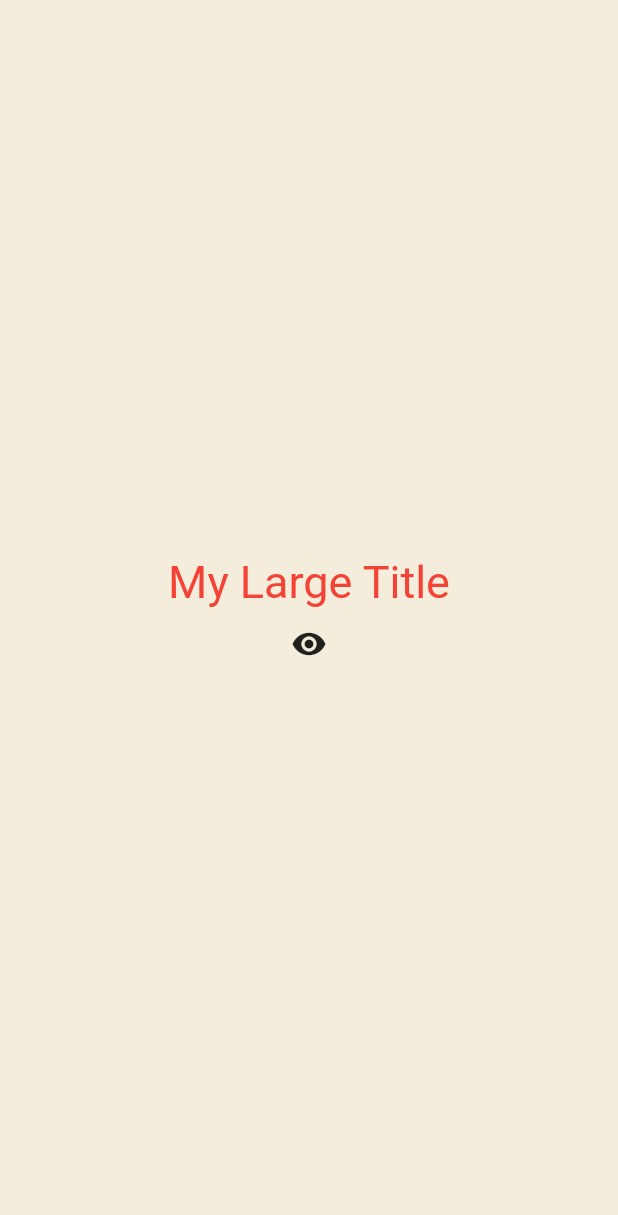
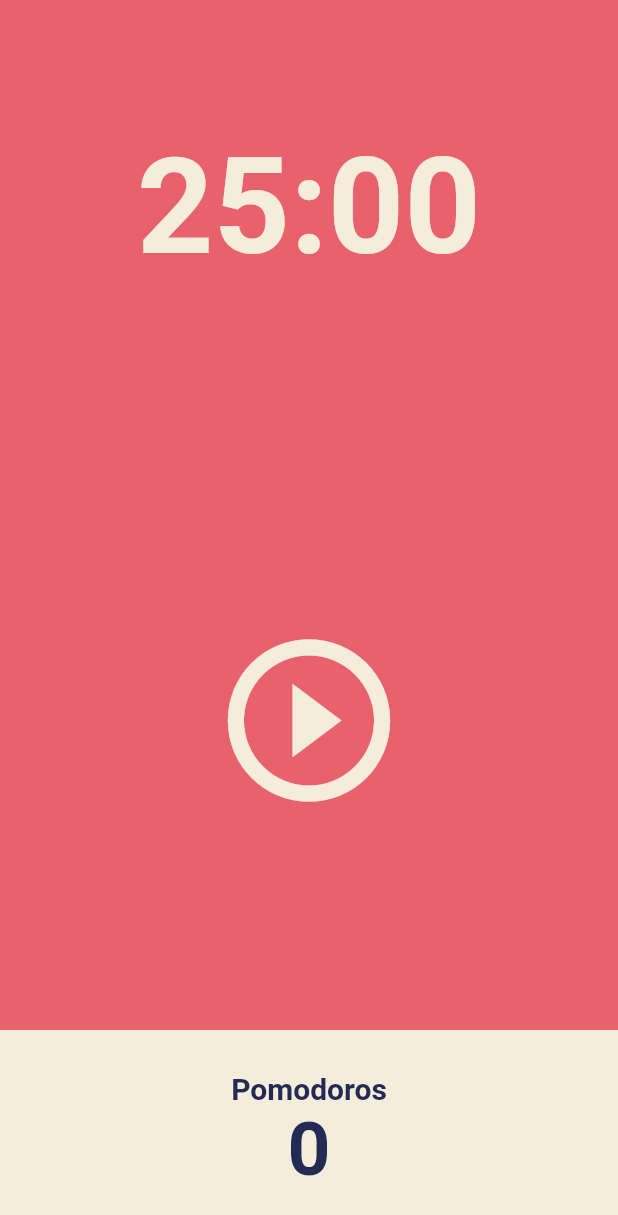
Before and after one commit to qusalsdn/toonflix, a Flutter app: the screen it shows after launch, on a phone screen of 412 x 824 dp. Shown: the top 1215 px of the screen. Run offline on Flutter 3.47's test engine with Material 2 defaults, Android fonts, the phone set to English and light mode, and no system bars.

Commit message:
Pomodoro App(User Interface)

```diff
--- a/lib/main.dart
+++ b/lib/main.dart
@@ -1,4 +1,5 @@
 import 'package:flutter/material.dart';
+import 'package:toonflix/screens/home_screen.dart';
 
 void main() {
   runApp(const App());
@@ -157,6 +158,89 @@ void main() {
 // }
 
 // Stateful widget은 위젯에 데이터를 저장하고 실시간으로 데이터의 변화를 볼 수 있다.
+// class App extends StatefulWidget {
+//   const App({super.key});
+
+//   @override
+//   State<App> createState() => _AppState();
+// }
+
+// class _AppState extends State<App> {
+//   bool showTitle = true;
+
+//   void toggleTitle() {
+//     setState(() {
+//       showTitle = !showTitle;
+//     });
+//   }
+
+//   @override
+//   Widget build(BuildContext context) {
+//     return MaterialApp(
+//       theme: ThemeData(
+//         textTheme: const TextTheme(
+//           titleLarge: TextStyle(
+//             color: Colors.red,
+//           ),
+//         ),
+//       ),
+//       home: Scaffold(
+//         backgroundColor: const Color(0xFFF4EDDB),
+//         body: Center(
+//           child: Column(
+//             mainAxisAlignment: MainAxisAlignment.center,
+//             children: [
+//               showTitle ? const MyLargeTitle() : const Text('nothing'),
+//               IconButton(
+//                   onPressed: toggleTitle,
+//                   icon: const Icon(Icons.remove_red_eye))
+//             ],
+//           ),
+//         ),
+//       ),
+//     );
+//   }
+// }
+
+// class MyLargeTitle extends StatefulWidget {
+//   const MyLargeTitle({
+//     super.key,
+//   });
+
+//   @override
+//   State<MyLargeTitle> createState() => _MyLargeTitleState();
+// }
+
+// class _MyLargeTitleState extends State<MyLargeTitle> {
+//   // initState는 부모 요소에 의존하는 데이터를 초기화해야 할 때 사용한다.
+//   // initState 매소드는 항상 build 메소드보다 먼저 호출되어야 하며 오직 단 한 번만 호출된다.
+//   @override
+//   void initState() {
+//     super.initState();
+//     print('initState');
+//   }
+
+//   // dispose 메소드는 위젯이 스크린에서 제거될 때 호출되는 메소드이다.
+//   @override
+//   void dispose() {
+//     super.dispose();
+//     print('dispose');
+//   }
+
+//   @override
+//   Widget build(BuildContext context) {
+//     print('build');
+//     return Text(
+//       'My Large Title',
+//       style: TextStyle(
+//         fontSize: 30,
+//         // context를 이용하면 부모요소에 접근할 수 있다.
+//         color: Theme.of(context).textTheme.titleLarge?.color,
+//       ),
+//     );
+//   }
+// }
+
 class App extends StatefulWidget {
   const App({super.key});
 
@@ -165,77 +249,20 @@ class App extends StatefulWidget {
 }
 
 class _AppState extends State<App> {
-  bool showTitle = true;
-
-  void toggleTitle() {
-    setState(() {
-      showTitle = !showTitle;
-    });
-  }
-
   @override
   Widget build(BuildContext context) {
     return MaterialApp(
-      theme: ThemeData(
-        textTheme: const TextTheme(
-          titleLarge: TextStyle(
-            color: Colors.red,
+        theme: ThemeData(
+          colorScheme: ColorScheme.fromSwatch(
+            backgroundColor: const Color(0xFFE7626C),
           ),
+          textTheme: const TextTheme(
+            displayLarge: TextStyle(
+              color: Color(0xFF232B55),
+            ),
+          ),
+          cardColor: const Color(0xFFF4EDDB),
         ),
-      ),
-      home: Scaffold(
-        backgroundColor: const Color(0xFFF4EDDB),
-        body: Center(
-          child: Column(
-            mainAxisAlignment: MainAxisAlignment.center,
-            children: [
-              showTitle ? const MyLargeTitle() : const Text('nothing'),
-              IconButton(
-                  onPressed: toggleTitle,
-                  icon: const Icon(Icons.remove_red_eye))
-            ],
-          ),
-        ),
-      ),
-    );
+        home: const HomeScreen());
   }
 }
-
-class MyLargeTitle extends StatefulWidget {
-  const MyLargeTitle({
-    super.key,
-  });
-
-  @override
-  State<MyLargeTitle> createState() => _MyLargeTitleState();
-}
-
-class _MyLargeTitleState extends State<MyLargeTitle> {
-  // initState는 부모 요소에 의존하는 데이터를 초기화해야 할 때 사용한다.
-  // initState 매소드는 항상 build 메소드보다 먼저 호출되어야 하며 오직 단 한 번만 호출된다.
-  @override
-  void initState() {
-    super.initState();
-    print('initState');
-  }
-
-  // dispose 메소드는 위젯이 스크린에서 제거될 때 호출되는 메소드이다.
-  @override
-  void dispose() {
-    super.dispose();
-    print('dispose');
-  }
-
-  @override
-  Widget build(BuildContext context) {
-    print('build');
-    return Text(
-      'My Large Title',
-      style: TextStyle(
-        fontSize: 30,
-        // context를 이용하면 부모요소에 접근할 수 있다.
-        color: Theme.of(context).textTheme.titleLarge?.color,
-      ),
-    );
-  }
-}
--- /dev/null
+++ b/lib/screens/home_screen.dart
@@ -0,0 +1,88 @@
+import 'package:flutter/material.dart';
+
+class HomeScreen extends StatefulWidget {
+  const HomeScreen({super.key});
+
+  @override
+  State<HomeScreen> createState() => _HomeScreenState();
+}
+
+class _HomeScreenState extends State<HomeScreen> {
+  @override
+  Widget build(BuildContext context) {
+    return Scaffold(
+      backgroundColor: Theme.of(context).colorScheme.background,
+      body: Column(
+        children: [
+          // Flexible은 하드 코딩되는 값을 만들게 해준다.
+          // Flexible은 하나의 박스가 얼마나 공간을 차지할 지 비율을 정해줄 수 있다.
+          Flexible(
+            flex: 2,
+            child: Container(
+              alignment: Alignment.center,
+              child: Text(
+                '25:00',
+                style: TextStyle(
+                  color: Theme.of(context).cardColor,
+                  fontSize: 89,
+                  fontWeight: FontWeight.w600,
+                ),
+              ),
+            ),
+          ),
+          Flexible(
+            flex: 3,
+            child: Center(
+              child: IconButton(
+                iconSize: 130,
+                color: Theme.of(context).cardColor,
+                onPressed: () {},
+                icon: const Icon(
+                  Icons.play_circle_outline,
+                ),
+              ),
+            ),
+          ),
+          Flexible(
+            flex: 1,
+            child: Row(
+              children: [
+                // Row에서 Expanded 위젯을 이용하면 공간을 처음부터 끝까지 확장하여 사용할 수 있다.
+                Expanded(
+                  child: Container(
+                    decoration: BoxDecoration(
+                      color: Theme.of(context).cardColor,
+                    ),
+                    child: Column(
+                      mainAxisAlignment: MainAxisAlignment.center,
+                      children: [
+                        Text(
+                          'Pomodoros',
+                          style: TextStyle(
+                            fontSize: 20,
+                            fontWeight: FontWeight.w600,
+                            color:
+                                Theme.of(context).textTheme.displayLarge!.color,
+                          ),
+                        ),
+                        Text(
+                          '0',
+                          style: TextStyle(
+                            fontSize: 50,
+                            fontWeight: FontWeight.w600,
+                            color:
+                                Theme.of(context).textTheme.displayLarge!.color,
+                          ),
+                        ),
+                      ],
+                    ),
+                  ),
+                ),
+              ],
+            ),
+          ),
+        ],
+      ),
+    );
+  }
+}
```
